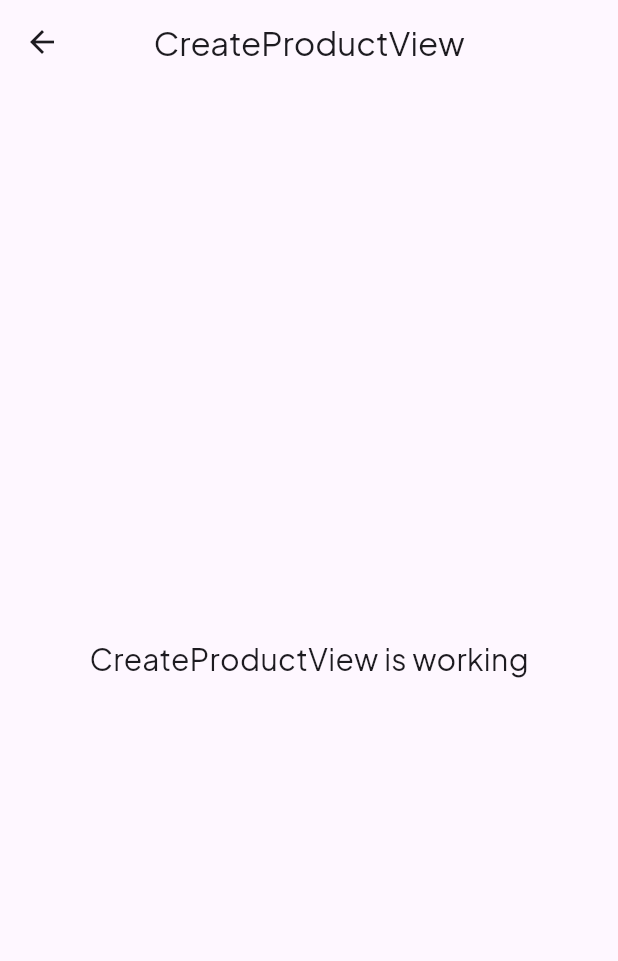
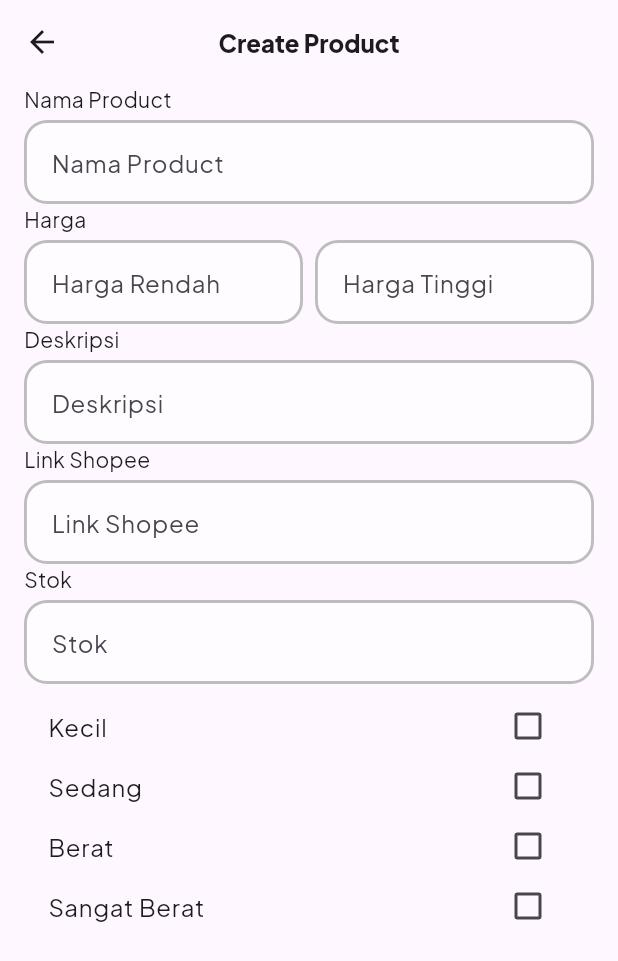
Before and after one commit to NasFahmi/DashboardApp, a Flutter app: the CreateProductView screen opened by its route, on a phone screen of 412 x 824 dp. Shown: the top 961 px of the screen. Run offline on Flutter 3.47's test engine with Material 3 defaults, Android fonts, the phone set to English and light mode, and no system bars; our stand-ins replace fluentui_system_icons, flutter_screenutil, flutter_svg, gap, get, google_fonts and 3 more; accounts and stored records are empty.

Commit message:
create view

```diff
--- /dev/null
+++ b/lib/app/components/TextFormFieldComponent.dart
@@ -0,0 +1,78 @@
+import 'package:flutter/material.dart';
+import 'package:flutter/services.dart';
+import 'package:flutter_screenutil/flutter_screenutil.dart';
+import 'package:pawonkoe/app/theme/colors.dart';
+
+class TextFormFieldComponent extends StatelessWidget {
+  final String? validationForm;
+  final TextEditingController? controllerForm;
+  final String? hintTextField;
+  // RegExp regex = RegExp(r'^[a-zA-Z0-9]+$');
+  TextFormFieldComponent(
+      {required this.validationForm,
+      required this.controllerForm,
+      required this.hintTextField,
+      // required this.regex,
+      super.key});
+
+  @override
+  Widget build(BuildContext context) {
+    return TextFormField(
+      validator: (value) {
+        if (value == null || value.isEmpty) {
+          return validationForm;
+        }
+        return null;
+      },
+      inputFormatters: [
+        // FilteringTextInputFormatter.allow(regex),
+      ],
+      autovalidateMode: AutovalidateMode.onUserInteraction,
+      controller: controllerForm,
+      keyboardType: TextInputType.text,
+      obscureText: false,
+      decoration: InputDecoration(
+        contentPadding: EdgeInsets.all(16.0),
+        filled: true,
+        fillColor: Colors.white60,
+        hintText: hintTextField,
+        border: OutlineInputBorder(
+          borderRadius: BorderRadius.all(
+            Radius.circular(16.r),
+          ),
+          gapPadding: 2.0.h,
+        ),
+        enabledBorder: OutlineInputBorder(
+          borderSide: BorderSide(
+            color: Colors.grey.shade400,
+            width: 2.w,
+          ),
+          borderRadius: BorderRadius.all(
+            Radius.circular(16.r),
+          ),
+          gapPadding: 2.0.h,
+        ),
+        focusedBorder: OutlineInputBorder(
+          borderSide: BorderSide(
+            color: AppColors.blueColorPrimary,
+            width: 2.w,
+          ),
+          borderRadius: BorderRadius.all(
+            Radius.circular(16.r),
+          ),
+          gapPadding: 2.0.h,
+        ),
+        errorBorder: OutlineInputBorder(
+          borderSide: BorderSide(
+            color: Colors.red.shade400,
+            width: 2.w,
+          ),
+          borderRadius: BorderRadius.all(
+            Radius.circular(16.r),
+          ),
+          gapPadding: 2.0.h,
+        ),
+      ),
+    );
+  }
+}
--- a/lib/app/modules/createProduct/controllers/create_product_controller.dart
+++ b/lib/app/modules/createProduct/controllers/create_product_controller.dart
@@ -2,7 +2,12 @@ import 'package:get/get.dart';
 
 class CreateProductController extends GetxController {
   //TODO: Implement CreateProductController
-
+  Map<String, bool> beratJenis = {
+    'Kecil': false,
+    'Sedang': false,
+    'Berat': false,
+    'Sangat Berat': false,
+  }.obs;
   final count = 0.obs;
   @override
   void onInit() {
--- a/lib/app/modules/createProduct/views/create_product_view.dart
+++ b/lib/app/modules/createProduct/views/create_product_view.dart
@@ -1,22 +1,144 @@
+import 'package:fluentui_system_icons/fluentui_system_icons.dart';
 import 'package:flutter/material.dart';
+import 'package:flutter_screenutil/flutter_screenutil.dart';
+import 'package:gap/gap.dart';
 
 import 'package:get/get.dart';
+import 'package:pawonkoe/app/components/TextFormFieldComponent.dart';
+import 'package:pawonkoe/app/theme/colors.dart';
 
 import '../controllers/create_product_controller.dart';
 
 class CreateProductView extends GetView<CreateProductController> {
   const CreateProductView({Key? key}) : super(key: key);
+
   @override
   Widget build(BuildContext context) {
+    final TextEditingController namaProduct = TextEditingController();
+    final TextEditingController hargaRendah = TextEditingController();
+    final TextEditingController hargaTinggi = TextEditingController();
+    final TextEditingController deskripsi = TextEditingController();
+    final TextEditingController linkShopee = TextEditingController();
+    final TextEditingController stok = TextEditingController();
+    final TextEditingController spesifikasi = TextEditingController();
     return Scaffold(
       appBar: AppBar(
-        title: const Text('CreateProductView'),
+        title: const Text(
+          'Create Product',
+          style: TextStyle(
+            fontSize: 16,
+            fontWeight: FontWeight.w800,
+          ),
+        ),
         centerTitle: true,
       ),
-      body: const Center(
-        child: Text(
-          'CreateProductView is working',
-          style: TextStyle(fontSize: 20),
+      body: SingleChildScrollView(
+        child: SafeArea(
+          child: Padding(
+            padding: const EdgeInsets.symmetric(horizontal: 16),
+            child: Form(
+              child: Column(
+                crossAxisAlignment: CrossAxisAlignment.start,
+                children: [
+                  Text(
+                    'Nama Product',
+                    textAlign: TextAlign.start,
+                    style: TextStyle(),
+                  ),
+                  Gap(4),
+                  TextFormFieldComponent(
+                    controllerForm: namaProduct,
+                    validationForm: 'Nama Product Tidak Boleh Kosong',
+                    hintTextField: 'Nama Product',
+                    // regex: RegExp(r'^[a-zA-Z0-9]+$'),
+                  ),
+                  Text(
+                    'Harga',
+                    textAlign: TextAlign.start,
+                    style: TextStyle(),
+                  ),
+                  Gap(4),
+                  SizedBox(
+                    width: Get.width * 1,
+                    child: Row(
+                      children: [
+                        Expanded(
+                          child: TextFormFieldComponent(
+                            controllerForm: hargaRendah,
+                            validationForm: 'Harga Tidak Boleh Kosong',
+                            hintTextField: 'Harga Rendah',
+                            // regex: RegExp(r'^[0-9]*$'),
+                          ),
+                        ),
+                        Gap(8),
+                        Expanded(
+                          child: TextFormFieldComponent(
+                            controllerForm: hargaTinggi,
+                            validationForm: 'Harga Tidak Boleh Kosong',
+                            hintTextField: 'Harga Tinggi',
+                            // regex: RegExp(r'^[0-9]*$'),
+                          ),
+                        ),
+                      ],
+                    ),
+                  ),
+                  Text(
+                    'Deskripsi',
+                    textAlign: TextAlign.start,
+                    style: TextStyle(),
+                  ),
+                  Gap(4),
+                  TextFormFieldComponent(
+                    validationForm: 'Derksipsi Tidak Boleh Kosong',
+                    controllerForm: deskripsi,
+                    hintTextField: 'Deskripsi',
+                  ),
+                  Text(
+                    'Link Shopee',
+                    textAlign: TextAlign.start,
+                    style: TextStyle(),
+                  ),
+                  Gap(4),
+                  TextFormFieldComponent(
+                    validationForm: 'Link Shopee Tidak Boleh Kosong',
+                    controllerForm: linkShopee,
+                    hintTextField: 'Link Shopee',
+                  ),
+                  Text(
+                    'Stok',
+                    textAlign: TextAlign.start,
+                    style: TextStyle(),
+                  ),
+                  Gap(4),
+                  TextFormFieldComponent(
+                    validationForm: 'Stok Tidak Boleh Kosong',
+                    controllerForm: stok,
+                    hintTextField: 'Stok',
+                  ),
+                  ListView(
+                    shrinkWrap: true,
+                    physics: NeverScrollableScrollPhysics(),
+                    children: controller.beratJenis.keys.map((String e) {
+                      return Obx(
+                        () => CheckboxListTile(
+                          title: Text(e),
+                          value: controller.beratJenis[e]!,
+                          onChanged: (bool? value) {
+                            controller.beratJenis[e] = value!;
+                          },
+                        ),
+                      );
+                    }).toList(),
+                    // Mengurangi margin antara CheckboxListTile
+                    padding: EdgeInsets.zero,
+                    // Menyesuaikan padding untuk isi dari ListTile
+                    // Ini akan mengurangi margin internal dari CheckboxListTile
+                    itemExtent: 40, // Ubah nilai ini sesuai kebutuhan
+                  ),
+                ],
+              ),
+            ),
+          ),
         ),
       ),
     );
--- a/lib/app/routes/app_pages.dart
+++ b/lib/app/routes/app_pages.dart
@@ -26,7 +26,7 @@ part 'app_routes.dart';
 class AppPages {
   AppPages._();
 
-  static const INITIAL = Routes.HOME;
+  static const INITIAL = Routes.CREATE_PRODUCT;
 
   static final routes = [
     GetPage(
```
